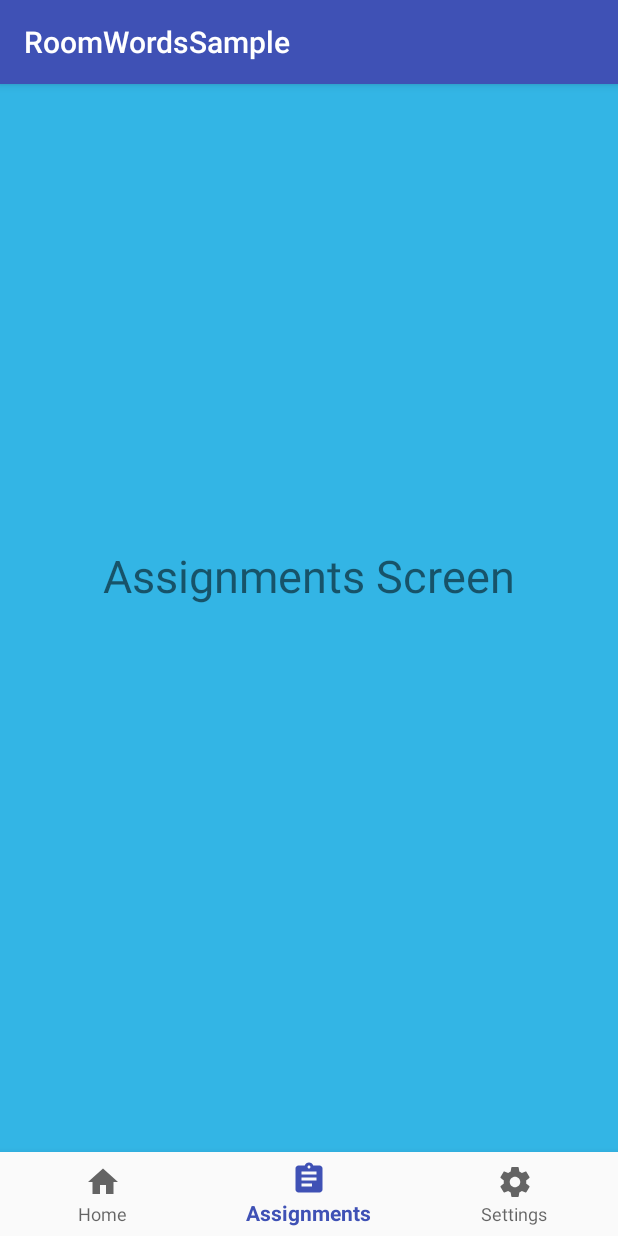
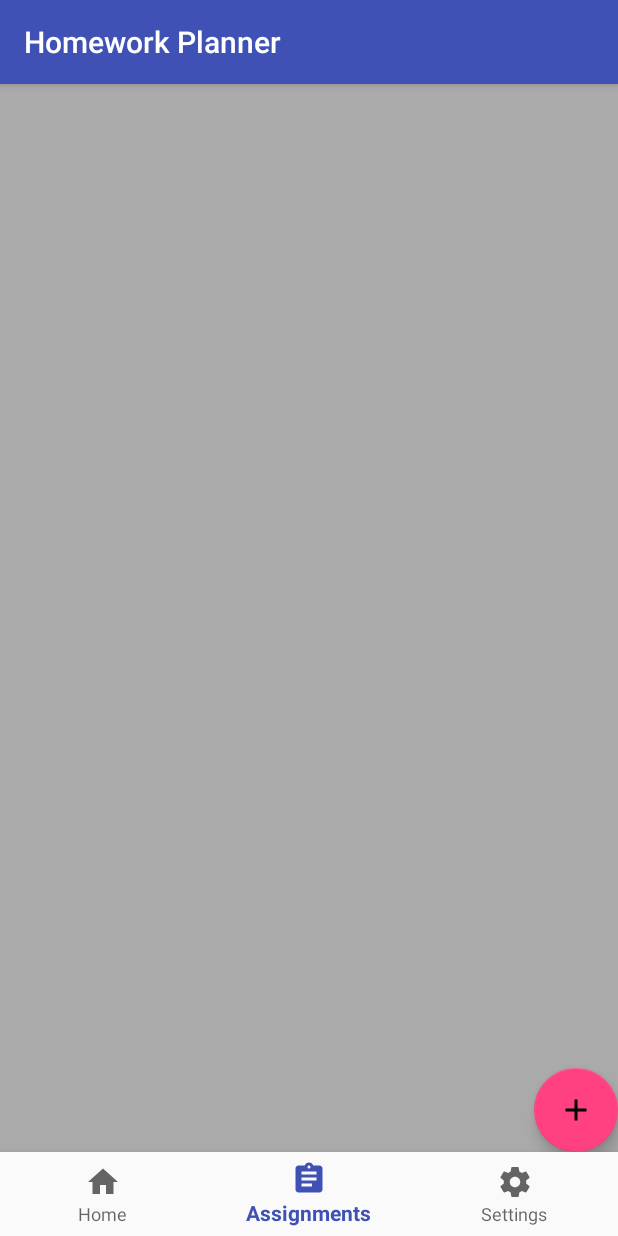
Before and after one commit to Dublin-Scioto-CS-Club-2018-19/HomeworkPlanner, an Android app: the screen it shows after launch (MainActivity), item 2 of the bottom bar chosen, on a phone screen of 412 x 824 dp. Run offline under Robolectric (Android 15) with nearby library versions, the phone set to English and light mode, and no system bars; our stand-ins replace Room's generated code; libraries missing offline, so code that uses them is left out: android.arch.persistence.

Commit message:
Prototype of Assignment addition
-Assignment addition will save entries upon re-opening of the app

```diff
--- a/app/src/main/AndroidManifest.xml
+++ b/app/src/main/AndroidManifest.xml
@@ -19,7 +19,10 @@
                 <category android:name="android.intent.category.LAUNCHER" />
             </intent-filter>
         </activity>
-        <activity android:name=".NewWordActivity"></activity>
+        <activity android:name=".NewWordActivity">
+        </activity>
+        <activity android:name=".NewAssignmentActivity">
+        </activity>
     </application>
 
 </manifest>
--- a/app/src/main/java/com/DSHS/HwPlanner/Main/Assignment.java
+++ b/app/src/main/java/com/DSHS/HwPlanner/Main/Assignment.java
@@ -52,6 +52,7 @@ public class Assignment {
     private String description;
 
     public Assignment(int id, String assignment, int dueMonth, int dueDay, int priority, String subject, String description) {
+        this.id = id;
         this.AssignmentName = assignment;
         this.dueMonth = dueMonth;
         this.dueDay = dueDay;
--- a/app/src/main/java/com/DSHS/HwPlanner/Main/AssignmentListAdapter.java
+++ b/app/src/main/java/com/DSHS/HwPlanner/Main/AssignmentListAdapter.java
@@ -34,7 +34,7 @@ public class AssignmentListAdapter extends RecyclerView.Adapter<AssignmentListAd
 
         private AssignmentViewHolder(View itemView) {
             super(itemView);
-            assignmentItemView = itemView.findViewById(R.id.textView);
+            assignmentItemView = itemView.findViewById(R.id.textView_assignments);
         }
     }
 
@@ -45,7 +45,7 @@ public class AssignmentListAdapter extends RecyclerView.Adapter<AssignmentListAd
 
     @Override
     public AssignmentViewHolder onCreateViewHolder(ViewGroup parent, int viewType) {
-        View itemView = mInflater.inflate(R.layout.recyclerview_item, parent, false);
+        View itemView = mInflater.inflate(R.layout.recyclerview_item_assignments, parent, false);
         return new AssignmentViewHolder(itemView);
     }
 
--- a/app/src/main/java/com/DSHS/HwPlanner/Main/AssignmentsFragment.java
+++ b/app/src/main/java/com/DSHS/HwPlanner/Main/AssignmentsFragment.java
@@ -1,16 +1,83 @@
 package com.DSHS.HwPlanner.Main;
 
+import android.arch.lifecycle.Observer;
+import android.arch.lifecycle.ViewModelProviders;
+import android.content.Intent;
 import android.os.Bundle;
 import android.support.annotation.Nullable;
+import android.support.design.widget.FloatingActionButton;
 import android.support.v4.app.Fragment;
+import android.support.v7.widget.LinearLayoutManager;
+import android.support.v7.widget.RecyclerView;
 import android.view.LayoutInflater;
 import android.view.View;
 import android.view.ViewGroup;
+import android.widget.Toast;
+
+import java.util.List;
+
+import static android.app.Activity.RESULT_OK;
 
 public class AssignmentsFragment extends Fragment {
+    public static final int NEW_ASSIGNMENT_ACTIVITY_REQUEST_CODE = 2;
+
+    private AssignmentViewModel mAssignmentViewModel;
+
     @Nullable
     @Override
     public View onCreateView(LayoutInflater inflater, @Nullable ViewGroup container, @Nullable Bundle savedInstanceState) {
         return inflater.inflate(R.layout.fragment_assignment, container, false);
     }
+
+    @Override
+    public void onViewCreated(View view, @Nullable Bundle savedInstanceState) {
+        super.onViewCreated(view, savedInstanceState);
+
+        // recycler view code
+        RecyclerView recyclerView = view.findViewById(R.id.recyclerview_assignments);
+        final AssignmentListAdapter adapter = new AssignmentListAdapter(this.getContext());
+        recyclerView.setAdapter(adapter);
+        recyclerView.setLayoutManager(new LinearLayoutManager(this.getContext()));
+
+        // Get a new or existing ViewModel from the ViewModelProvider.
+        mAssignmentViewModel = ViewModelProviders.of(this).get(AssignmentViewModel.class);
+
+        // Add an observer on the LiveData returned by getAlphabetizedWords.
+        // The onChanged() method fires when the observed data changes and the activity is
+        // in the foreground.
+
+        mAssignmentViewModel.getmAllAssignments().observe(this, new Observer<List<Assignment>>() {
+            @Override
+            public void onChanged(@Nullable final List<Assignment> assignments) {
+                adapter.setAssignments(assignments);
+            }
+        });
+
+        // button for adding assignments
+        FloatingActionButton fab = view.findViewById(R.id.fab2);
+        fab.setOnClickListener(new View.OnClickListener() {
+            @Override
+            public void onClick(View view) {
+                Intent intent = new Intent(getActivity(), NewAssignmentActivity.class);
+                startActivityForResult(intent, NEW_ASSIGNMENT_ACTIVITY_REQUEST_CODE);
+            }
+        });
+
+    }
+
+    // adding new words to the database
+    public void onActivityResult(int requestCode, int resultCode, Intent data) {
+        if (requestCode == NEW_ASSIGNMENT_ACTIVITY_REQUEST_CODE && resultCode == RESULT_OK) {
+            Assignment assignment = new Assignment(0, data.getStringExtra(NewAssignmentActivity.EXTRA_REPLY),
+                    1, 2, 3, "math", "recursion");
+            mAssignmentViewModel.insert(assignment);
+        } else {
+            Toast.makeText(
+                    getContext().getApplicationContext(),
+                    R.string.empty_not_saved,
+                    Toast.LENGTH_LONG).show();
+        }
+    }
+
+
 }
--- a/app/src/main/java/com/DSHS/HwPlanner/Main/MainActivity.java
+++ b/app/src/main/java/com/DSHS/HwPlanner/Main/MainActivity.java
@@ -47,12 +47,14 @@ public class MainActivity extends AppCompatActivity {
         Toolbar toolbar = findViewById(R.id.toolbar);
         setSupportActionBar(toolbar);
 
+        // bottom navigation
         BottomNavigationView bottomNav = findViewById(R.id.nav_bottom);
         bottomNav.setOnNavigationItemSelectedListener(navListener);
         getSupportFragmentManager().beginTransaction().replace(R.id.fragments_container,
                 new HomeFragment()).commit();
     }
 
+    // bottom navigation listener setup
     private BottomNavigationView.OnNavigationItemSelectedListener navListener =
             new BottomNavigationView.OnNavigationItemSelectedListener() {
                 @Override
--- /dev/null
+++ b/app/src/main/res/layout/content_assignments.xml
@@ -0,0 +1,43 @@
+<?xml version="1.0" encoding="utf-8"?>
+
+<!-- Copyright 2017 Google Inc.
+
+Licensed under the Apache License, Version 2.0 (the "License");
+you may not use this file except in compliance with the License.
+You may obtain a copy of the License at
+
+    http://www.apache.org/licenses/LICENSE-2.0
+
+Unless required by applicable law or agreed to in writing, software
+distributed under the License is distributed on an "AS IS" BASIS,
+WITHOUT WARRANTIES OR CONDITIONS OF ANY KIND, either express or implied.
+See the License for the specific language governing permissions and
+limitations under the License. -->
+
+<!-- Uses the Basic Activity Template.
+  Removed most of its unnecessary code for the  RecyclerView
+  to make the code much more readable. -->
+
+<android.support.constraint.ConstraintLayout xmlns:android="http://schemas.android.com/apk/res/android"
+    xmlns:app="http://schemas.android.com/apk/res-auto"
+    xmlns:tools="http://schemas.android.com/tools"
+    android:layout_width="match_parent"
+    android:layout_height="match_parent"
+    app:layout_behavior="@string/appbar_scrolling_view_behavior"
+    tools:context="com.DSHS.HwPlanner.Main.MainActivity"
+    tools:showIn="@layout/fragment_assignment"
+    >
+
+    <android.support.v7.widget.RecyclerView
+        android:id="@+id/recyclerview_assignments"
+        android:layout_width="match_parent"
+        android:layout_height="match_parent"
+        android:layout_marginTop="55dp"
+        android:background="@android:color/darker_gray"
+        app:layout_constraintBottom_toBottomOf="parent"
+        app:layout_constraintEnd_toEndOf="parent"
+        app:layout_constraintStart_toStartOf="parent"
+        app:layout_constraintTop_toTopOf="parent"
+        tools:listitem="@layout/recyclerview_item_assignments" />
+
+</android.support.constraint.ConstraintLayout>
--- a/app/src/main/res/layout/fragment_assignment.xml
+++ b/app/src/main/res/layout/fragment_assignment.xml
@@ -3,14 +3,27 @@
     android:layout_width="match_parent" android:layout_height="match_parent"
     android:background="@android:color/holo_blue_light">
 
-    <!--<include layout="@layout/content_main" />-->
 
-    <TextView
+
+
+    <include layout="@layout/content_assignments" />
+
+    <android.support.design.widget.FloatingActionButton
+        android:id="@+id/fab2"
         android:layout_width="wrap_content"
         android:layout_height="wrap_content"
-        android:layout_centerInParent="true"
-        android:text="@string/assignments_screen"
-        android:textSize="30sp" />
+        android:layout_alignParentBottom="true"
+        android:layout_alignParentEnd="true"
+        android:layout_gravity="bottom|end"
+        android:layout_above="@layout/content_main"
+        android:src="@drawable/ic_add_black_24dp" />
+
+    <!--<TextView-->
+        <!--android:layout_width="wrap_content"-->
+        <!--android:layout_height="wrap_content"-->
+        <!--android:layout_centerInParent="true"-->
+        <!--android:text="@string/assignments_screen"-->
+        <!--android:textSize="30sp" />-->
 
         <!--android:layout_centerInParent="true"-->
 
--- a/app/src/main/res/values/strings.xml
+++ b/app/src/main/res/values/strings.xml
@@ -13,7 +13,7 @@ See the License for the specific language governing permissions and
 limitations under the License. -->
 
 <resources>
-    <string name="app_name">RoomWordsSample</string>
+    <string name="app_name">Homework Planner</string>
     <string name="action_settings">Settings</string>
     <string name="hint_word">Word…</string>
     <string name="button_save">Save</string>
```
Also changed, not shown: app/src/main/java/com/DSHS/HwPlanner/Main/AssignmentDatabase.java (+4 -4 lines), app/src/main/java/com/DSHS/HwPlanner/Main/NewAssignmentActivity.java (+17 -17 lines), app/src/main/res/layout/activity_new_assignment.xml (added, +26 -0 lines), app/src/main/res/layout/recyclerview_item_assignments.xml (added, +26 -0 lines), app/src/main/java/com/DSHS/HwPlanner/Main/HomeFragment.java (line endings or trailing spaces).
